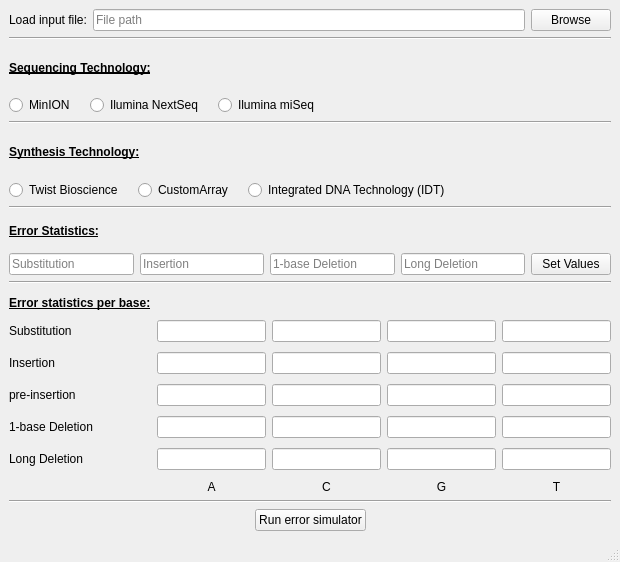
Before: the Qt Designer form dnaSimulator/dnaSimulator.ui in oyerush/DNASimulator, drawn with Qt 5.
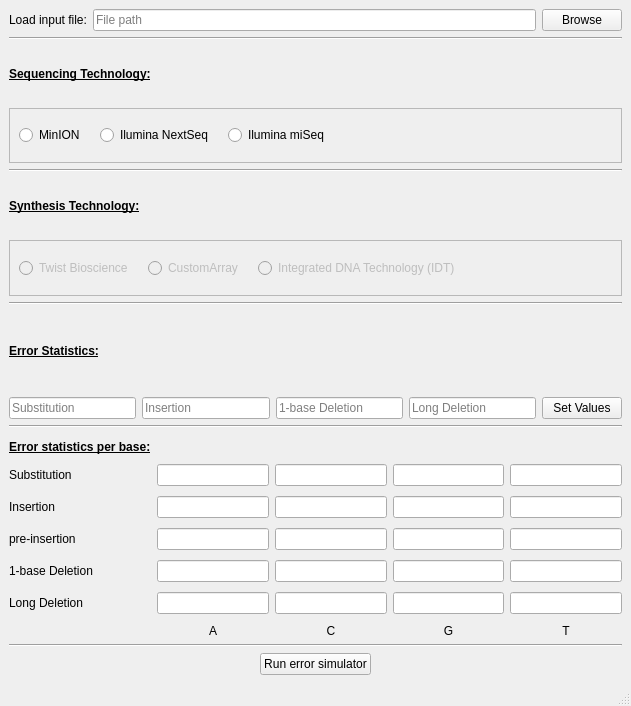
After: the same form once the commit is applied.

Commit message: #11 - picking the sequencing enables only the relevant synthesis radio buttons

Patch:
```diff
--- a/dnaSimulator/dnaSimulator.ui
+++ b/dnaSimulator/dnaSimulator.ui
@@ -6,8 +6,8 @@
    <rect>
     <x>0</x>
     <y>0</y>
-    <width>620</width>
-    <height>562</height>
+    <width>631</width>
+    <height>706</height>
    </rect>
   </property>
   <property name="windowTitle">
@@ -70,6 +70,15 @@
        </widget>
       </item>
       <item>
+       <widget class="QFrame" name="frame_2">
+        <property name="frameShape">
+         <enum>QFrame::StyledPanel</enum>
+        </property>
+        <property name="frameShadow">
+         <enum>QFrame::Raised</enum>
+        </property>
+        <layout class="QHBoxLayout" name="horizontalLayout">
+         <item>
        <layout class="QHBoxLayout" name="tech_radio_buttons_horizontalLayout">
         <property name="spacing">
          <number>15</number>
@@ -111,6 +120,9 @@
        </layout>
       </item>
      </layout>
+       </widget>
+      </item>
+     </layout>
     </item>
     <item>
      <widget class="Line" name="line_2">
@@ -136,12 +148,24 @@
        </widget>
       </item>
       <item>
+       <widget class="QFrame" name="frame_3">
+        <property name="frameShape">
+         <enum>QFrame::StyledPanel</enum>
+        </property>
+        <property name="frameShadow">
+         <enum>QFrame::Raised</enum>
+        </property>
+        <layout class="QHBoxLayout" name="horizontalLayout_2">
+         <item>
        <layout class="QHBoxLayout" name="synthesis_tech_radio_buttons_horizontalLayout">
         <property name="spacing">
          <number>15</number>
         </property>
         <item>
          <widget class="QRadioButton" name="twist_bioscience_radioButton">
+             <property name="enabled">
+              <bool>false</bool>
+             </property>
           <property name="text">
            <string>Twist Bioscience</string>
           </property>
@@ -149,6 +173,9 @@
         </item>
         <item>
          <widget class="QRadioButton" name="customArray_radioButton">
+             <property name="enabled">
+              <bool>false</bool>
+             </property>
           <property name="text">
            <string>CustomArray</string>
           </property>
@@ -156,6 +183,9 @@
         </item>
         <item>
          <widget class="QRadioButton" name="IDT_radioButton">
+             <property name="enabled">
+              <bool>false</bool>
+             </property>
           <property name="text">
            <string>Integrated DNA Technology (IDT)</string>
           </property>
@@ -177,6 +207,9 @@
        </layout>
       </item>
      </layout>
+       </widget>
+      </item>
+     </layout>
     </item>
     <item>
      <widget class="Line" name="line_3">
```
Left out of the diff: 2 changed lines with no effect on the pictures. Lines whose indentation alone changed are shown as unchanged. The commit also changes 3 other files.
